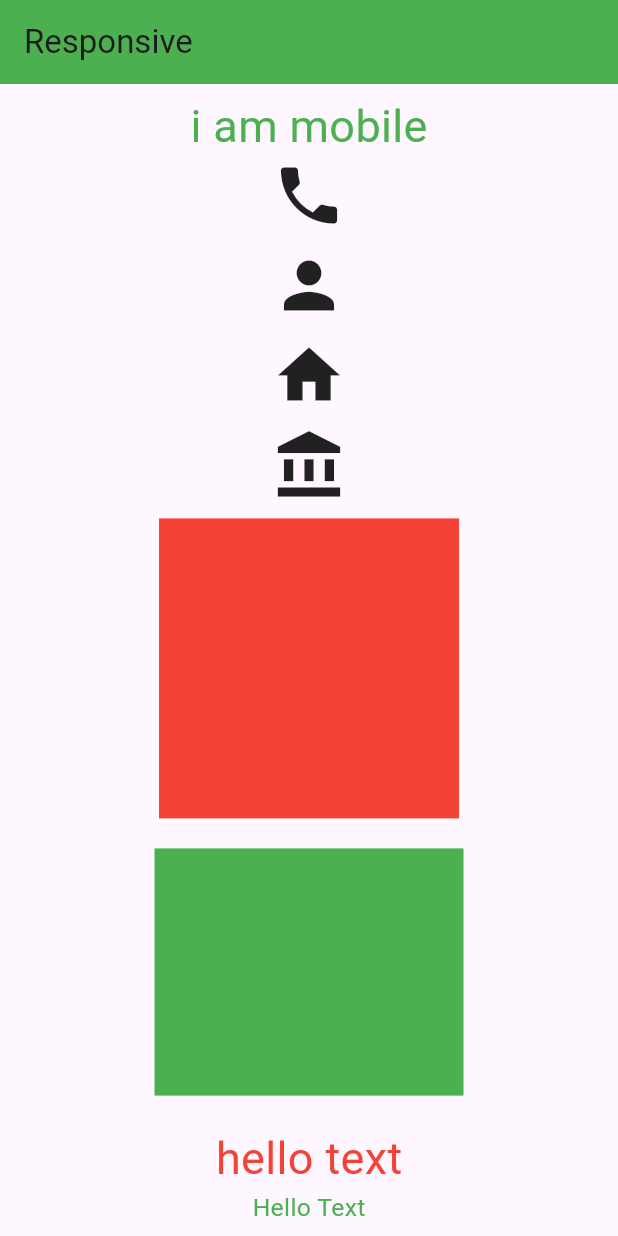
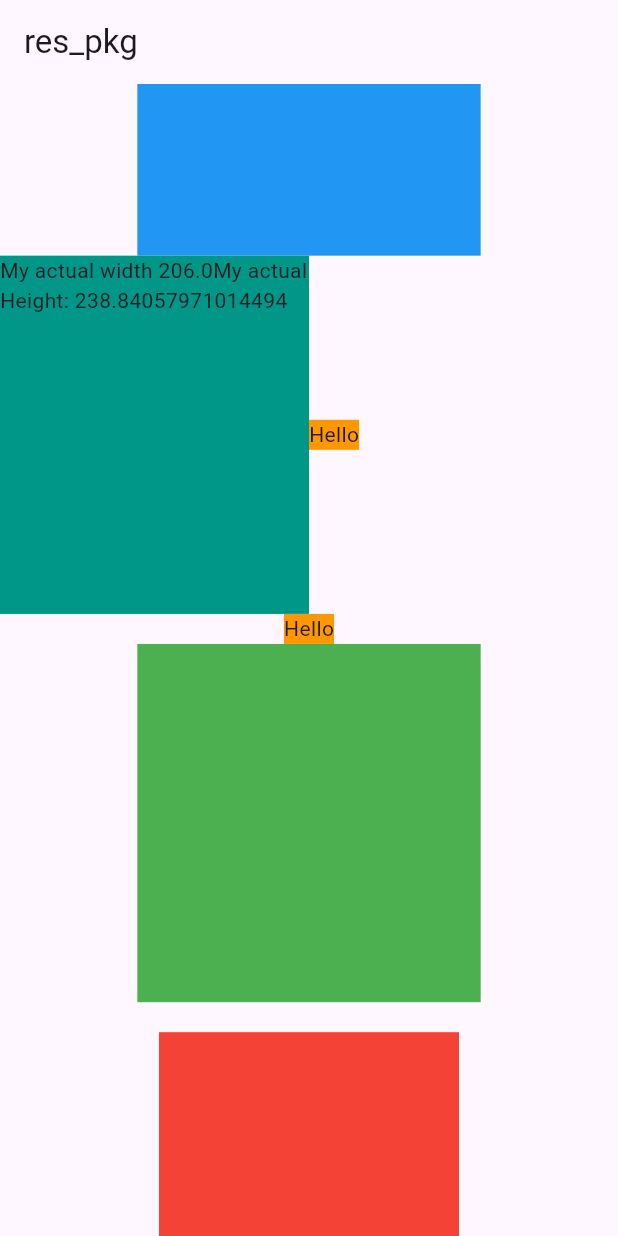
Before and after one commit to ibrahim-hasan5/practice_flutter, a Flutter app: the screen it shows after launch, on a phone screen of 412 x 824 dp. Run offline on Flutter 3.47's test engine with Material 3 defaults, Android fonts, the phone set to English and light mode, and no system bars; our stand-ins replace flutter_screenutil.

Commit message:
module_11_cls_2

```diff
--- a/lib/app.dart
+++ b/lib/app.dart
@@ -1,6 +1,9 @@
 import 'package:flutter/cupertino.dart';
+import 'package:flutter_screenutil/flutter_screenutil.dart';
+
 import 'package:flutter/material.dart';
 import 'package:practice/module_11/cls_1Rspn.dart';
+import 'package:practice/module_11/cls_2.dart';
 import 'package:practice/module_2/class_2_button.dart';
 import 'package:practice/module_8/Dashboard.dart';
 import 'package:practice/module_8/cls3_grid.dart';
@@ -19,6 +22,12 @@ class MyApp extends StatelessWidget {
 
   @override
   Widget build(BuildContext context) {
+    return ScreenUtilInit(
+      designSize: const Size(360, 690),
+      minTextAdapt: true,
+      splitScreenMode: true,
+      // Use builder only if you need to use library outside ScreenUtilInit context
+      builder: (_, child) {
         return MaterialApp(
           debugShowCheckedModeBanner: false,
           theme: ThemeData(
@@ -31,34 +40,32 @@ class MyApp extends StatelessWidget {
                 backgroundColor: Colors.orange,
                 foregroundColor: Colors.blue,
                 shape: RoundedRectangleBorder(
-              borderRadius: BorderRadius.circular(10)
-            )
-          )
+                  borderRadius: BorderRadius.circular(10),
+                ),
+              ),
             ),
             inputDecorationTheme: InputDecorationTheme(
               border: OutlineInputBorder(
-                borderRadius: BorderRadius.circular(10)
+                borderRadius: BorderRadius.circular(10),
               ),
               enabledBorder: OutlineInputBorder(
                 borderRadius: BorderRadius.circular(20),
-                borderSide: BorderSide(color: Colors.grey,width: 2),
+                borderSide: BorderSide(color: Colors.grey, width: 2),
               ),
 
-              focusedBorder:  OutlineInputBorder(
+              focusedBorder: OutlineInputBorder(
                 borderRadius: BorderRadius.circular(20),
-                borderSide: BorderSide(color: Colors.orange,width: 2),
+                borderSide: BorderSide(color: Colors.orange, width: 2),
               ),
-              hintStyle: TextStyle(
-                color: Colors.grey
-              ),
+              hintStyle: TextStyle(color: Colors.grey),
             ),
 
             textTheme: TextTheme(
               headlineLarge: TextStyle(
                 fontSize: 20,
-            fontWeight: FontWeight.bold
-          )
-      )
+                fontWeight: FontWeight.bold,
+              ),
+            ),
           ),
           darkTheme: ThemeData.dark().copyWith(
             elevatedButtonTheme: ElevatedButtonThemeData(
@@ -66,24 +73,27 @@ class MyApp extends StatelessWidget {
                 backgroundColor: Colors.green,
                 foregroundColor: Colors.red,
                 shape: RoundedRectangleBorder(
-                    borderRadius: BorderRadius.circular(10)
-                )
-            )
+                  borderRadius: BorderRadius.circular(10),
+                ),
+              ),
             ),
           ),
           themeMode: ThemeMode.light,
           title: 'Ibuuuuuu',
           home: ThemeTest(),
-      initialRoute: 'res',
+          initialRoute: 'res_pakg',
           routes: {
-        'home' : (context) => Home(phone: '01111'),
-        'btns' : (context) => Buttongrp(),
-        'login': (context)=> LoginPage(),
-        'dash': (context)=> Dashboard(),
-        'list': (context)=> FList(),
-        'stack': (context)=> Cls2Stack(),
-        'widget': (context)=> OwnWidget(),
-        'res': (context)=> Res(),
+            'home': (context) => Home(phone: '01111'),
+            'btns': (context) => Buttongrp(),
+            'login': (context) => LoginPage(),
+            'dash': (context) => Dashboard(),
+            'list': (context) => FList(),
+            'stack': (context) => Cls2Stack(),
+            'widget': (context) => OwnWidget(),
+            'res': (context) => Res(),
+            'res_pakg': (context)=> ResPKG(),
+          },
+        );
       },
     );
   }
--- /dev/null
+++ b/lib/module_11/cls_2.dart
@@ -0,0 +1,96 @@
+import 'package:flutter/material.dart';
+import 'package:flutter_screenutil/flutter_screenutil.dart';
+
+class ResPKG extends StatelessWidget {
+  const ResPKG({super.key});
+
+  @override
+  Widget build(BuildContext context) {
+    final Orientation orientation = MediaQuery.of(context).orientation;
+    return Scaffold(
+      appBar: AppBar(title: Text('res_pkg')),
+      body: Center(
+        child: SingleChildScrollView(
+          scrollDirection: orientation == Orientation.landscape ? Axis.horizontal : Axis.vertical,
+          child: orientation == Orientation.landscape ?
+          Row(
+            mainAxisAlignment: MainAxisAlignment.center,
+            children: [
+              Container(
+                width: 200.r,
+                height: 100.r,
+                color: Colors.blue,
+              ),
+              Row(
+                children: [
+                  Container(
+                    width: 0.5.sw,
+                    height: 200.h,
+                    color: Colors.teal,
+                    child: Text(
+                      'My actual width ${0.5.sw}'
+                          'My actual Height: ${200.h}',
+                    ),
+                  ),
+                  Container(
+                    constraints: BoxConstraints(maxHeight: 250, maxWidth: 200).hw,
+                    color: Colors.orange,
+                    child: Text('Hello'),
+                  ),
+                ],
+              ),
+              Container(
+                constraints: BoxConstraints(maxHeight: 250, maxWidth: 200).hw,
+                color: Colors.orange,
+                child: Text('Hello'),
+              ),
+              Container(height: 200.h, width: 200.w, color: Colors.green),
+              SizedBox(height: 20),
+              Container(height: 200, width: 200, color: Colors.red),
+              Text('Hello Text', style: TextStyle(fontSize: 25)),
+              Text('Hello Text rsp', style: TextStyle(fontSize: 25.sp)),
+            ],
+          ) :
+          Column(
+            mainAxisAlignment: MainAxisAlignment.center,
+            children: [
+              Container(
+                width: 200.r,
+                height: 100.r,
+                color: Colors.blue,
+              ),
+              Row(
+                children: [
+                  Container(
+                    width: 0.5.sw,
+                    height: 200.h,
+                    color: Colors.teal,
+                    child: Text(
+                      'My actual width ${0.5.sw}'
+                      'My actual Height: ${200.h}',
+                    ),
+                  ),
+                  Container(
+                    constraints: BoxConstraints(maxHeight: 250, maxWidth: 200).hw,
+                    color: Colors.orange,
+                    child: Text('Hello'),
+                  ),
+                ],
+              ),
+              Container(
+                constraints: BoxConstraints(maxHeight: 250, maxWidth: 200).hw,
+                color: Colors.orange,
+                child: Text('Hello'),
+              ),
+              Container(height: 200.h, width: 200.w, color: Colors.green),
+              SizedBox(height: 20),
+              Container(height: 200, width: 200, color: Colors.red),
+              Text('Hello Text', style: TextStyle(fontSize: 25)),
+              Text('Hello Text rsp', style: TextStyle(fontSize: 25.sp)),
+            ],
+          ),
+        ),
+      ),
+    );
+  }
+}
--- a/pubspec.yaml
+++ b/pubspec.yaml
@@ -45,6 +45,7 @@ dev_dependencies:
   # package. See that file for information about deactivating specific lint
   # rules and activating additional ones.
   flutter_lints: ^5.0.0
+  flutter_screenutil: ^5.9.3
 
 # For information on the generic Dart part of this file, see the
 # following page: https://dart.dev/tools/pub/pubspec
```
Also changed, not shown: pubspec.lock. Lines whose indentation alone changed are shown as unchanged.
